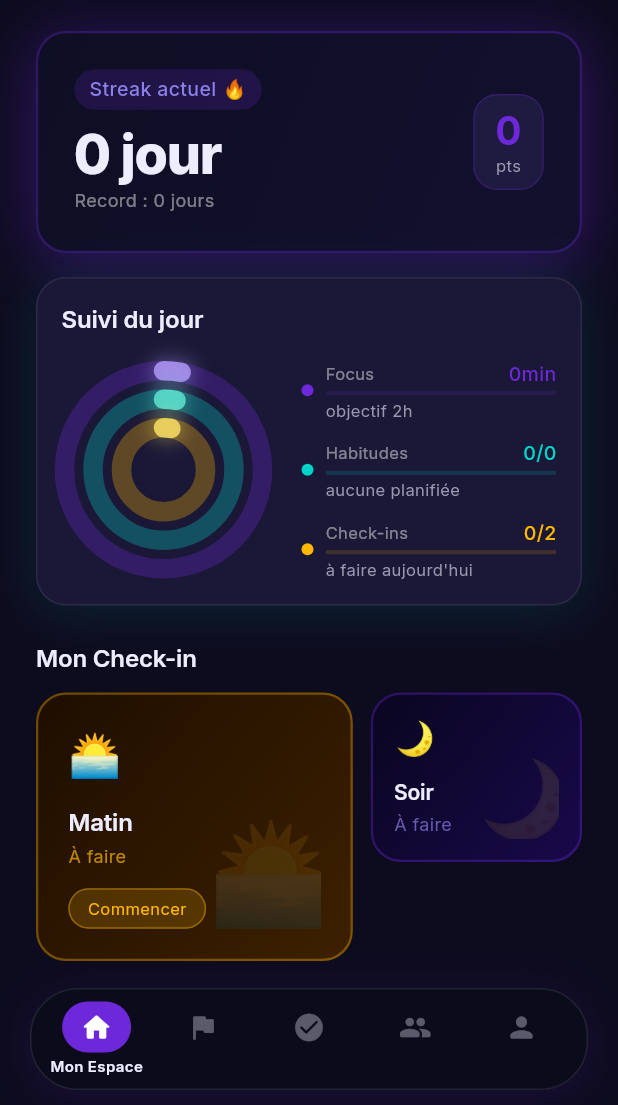
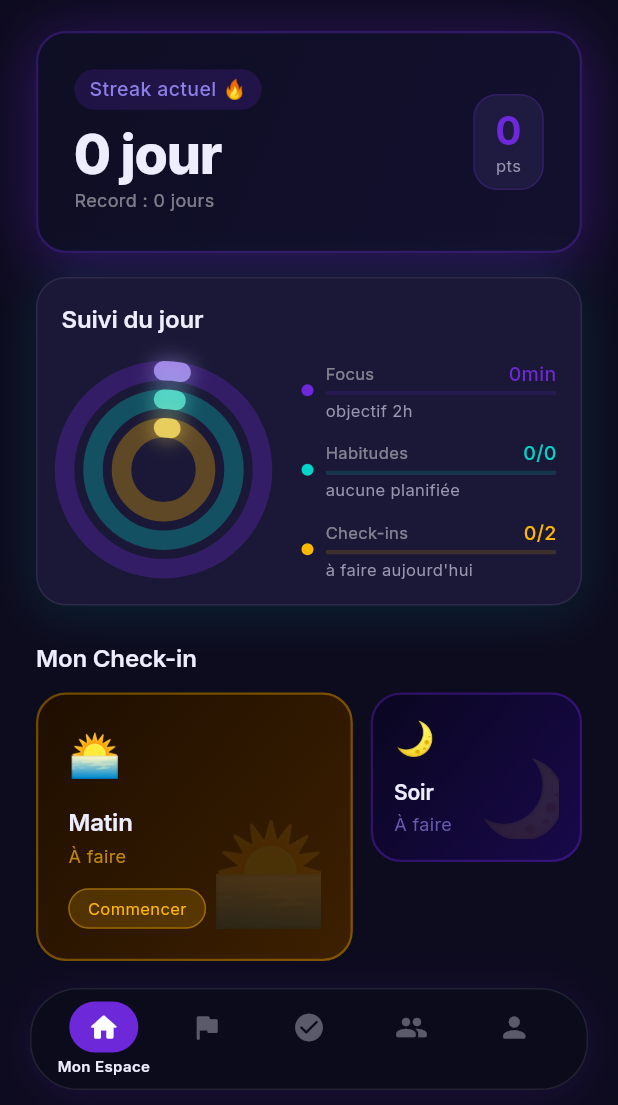
Before and after one commit to Cassandre-pdg/mon-app, a Flutter app: the screen it shows once a user with an empty profile is signed in, on a phone screen of 412 x 824 dp, the part 131-1236 px from its top. Run offline on Flutter 3.47's test engine with Material 3 defaults, Android fonts, the phone set to English and light mode, and no system bars; our stand-ins replace firebase_core, firebase_messaging, fl_chart, flutter_local_notifications, flutter_riverpod, go_router and 7 more; missing offline and left inert: purchases_flutter; accounts and stored records are empty.

Commit message:
fix(nav): plus d'espace aux extrêmes de la barre de navigation
- Padding interne du Row : 8 → 14px pour s'écarter des coins arrondis
- Label actif : FittedBox(scaleDown) + textAlign center + maxLines 1
  pour centrer et éviter tout débordement quelle que soit la longueur

Co-Authored-By: Claude Sonnet 4.6 <noreply@anthropic.com>

```diff
--- a/flutter_app/lib/shared/navigation/app_router.dart
+++ b/flutter_app/lib/shared/navigation/app_router.dart
@@ -321,7 +321,7 @@ class _KolybNavBar extends StatelessWidget {
           ],
         ),
         child: Padding(
-          padding: const EdgeInsets.symmetric(horizontal: 8),
+          padding: const EdgeInsets.symmetric(horizontal: 14),
           child: Row(
             children: List.generate(_items.length, (i) {
               final (icon, label) = _items[i];
@@ -390,8 +390,12 @@ class _NavItem extends StatelessWidget {
         AnimatedOpacity(
           opacity: isActive ? 1.0 : 0.0,
           duration: const Duration(milliseconds: 180),
+          child: FittedBox(
+            fit: BoxFit.scaleDown,
             child: Text(
               label,
+              textAlign: TextAlign.center,
+              maxLines: 1,
               style: TextStyle(
                 fontFamily: 'Inter',
                 fontSize: 10,
@@ -402,6 +406,7 @@ class _NavItem extends StatelessWidget {
               ),
             ),
           ),
+        ),
       ],
     );
   }
```
Lines whose indentation alone changed are shown as unchanged.
